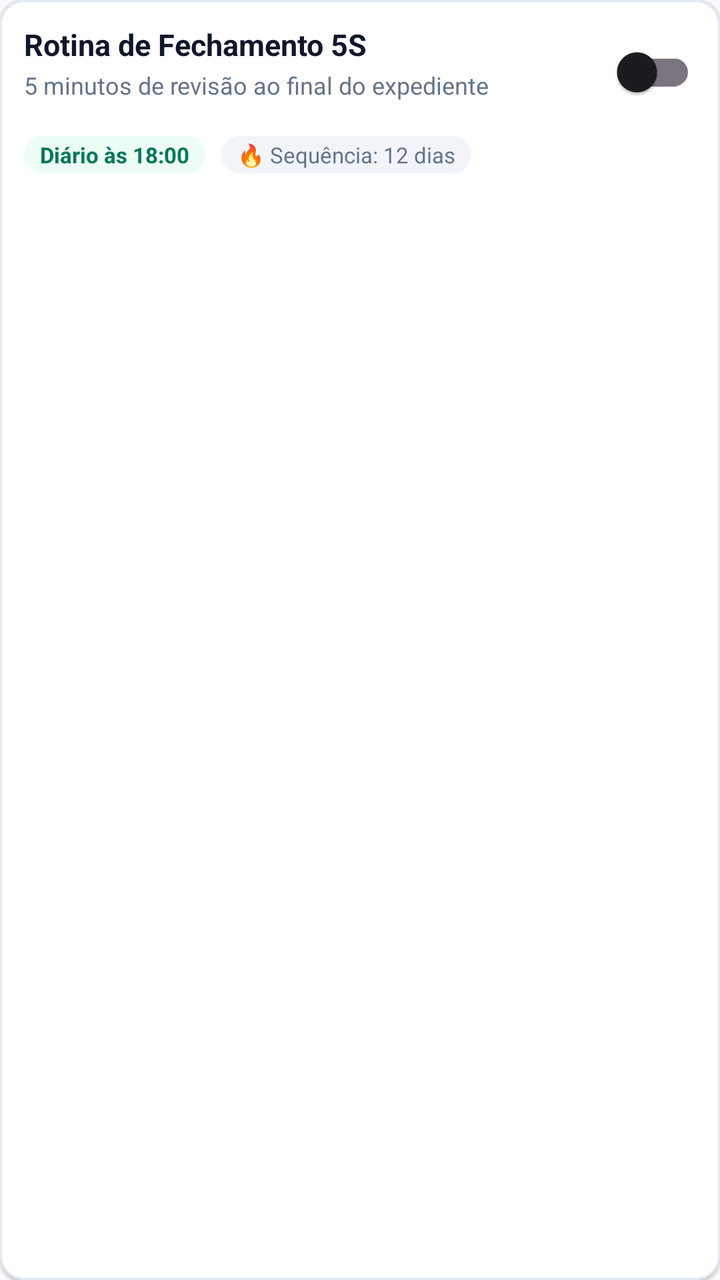
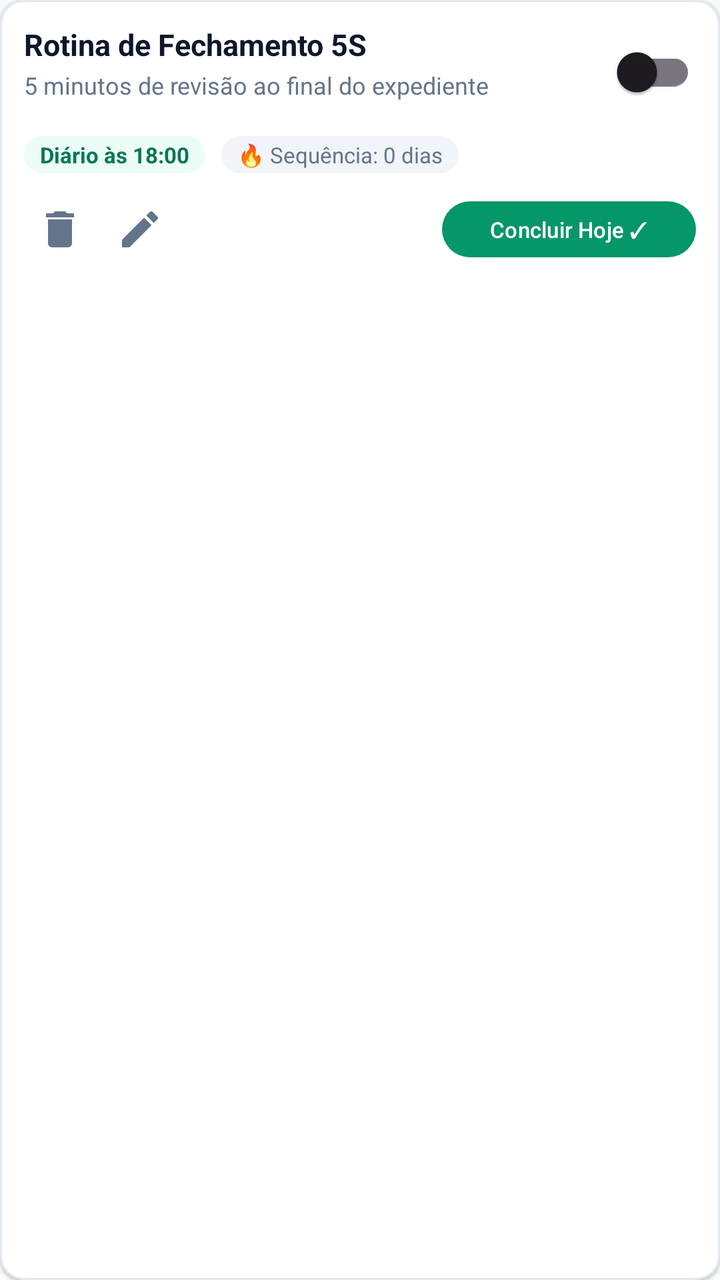

An Android layout rendered at two revisions. The XML below is the earlier revision; the diff shows what the commit changed to produce the second picture.
<!-- AndroidManifest.xml: application theme Theme.Organizer -->
<!-- res/layout/item_fives_routine.xml -->
<?xml version="1.0" encoding="utf-8"?>
<com.google.android.material.card.MaterialCardView xmlns:android="http://schemas.android.com/apk/res/android"
    xmlns:app="http://schemas.android.com/apk/res-auto"
    android:layout_width="match_parent"
    android:layout_height="wrap_content"
    android:layout_marginVertical="4dp"
    app:cardBackgroundColor="@color/surface_light"
    app:cardCornerRadius="12dp"
    app:cardElevation="1dp"
    app:strokeColor="@color/card_stroke_light"
    app:strokeWidth="1dp">

    <LinearLayout
        android:layout_width="match_parent"
        android:layout_height="wrap_content"
        android:orientation="vertical"
        android:padding="12dp">

        <RelativeLayout
            android:layout_width="match_parent"
            android:layout_height="wrap_content">

            <LinearLayout
                android:layout_width="match_parent"
                android:layout_height="wrap_content"
                android:layout_toStartOf="@id/switch_routine_enabled"
                android:orientation="vertical">

                <TextView
                    android:id="@+id/tv_routine_name"
                    android:layout_width="wrap_content"
                    android:layout_height="wrap_content"
                    android:text="Rotina de Fechamento 5S"
                    android:textColor="@color/text_primary"
                    android:textSize="15sp"
                    android:textStyle="bold" />

                <TextView
                    android:id="@+id/tv_routine_desc"
                    android:layout_width="wrap_content"
                    android:layout_height="wrap_content"
                    android:layout_marginTop="2dp"
                    android:text="5 minutos de revisão ao final do expediente"
                    android:textColor="@color/text_secondary"
                    android:textSize="12sp" />
            </LinearLayout>

            <com.google.android.material.switchmaterial.SwitchMaterial
                android:id="@+id/switch_routine_enabled"
                android:layout_width="wrap_content"
                android:layout_height="wrap_content"
                android:layout_alignParentEnd="true"
                android:layout_centerVertical="true" />
        </RelativeLayout>

        <LinearLayout
            android:layout_width="match_parent"
            android:layout_height="wrap_content"
            android:layout_marginTop="8dp"
            android:gravity="center_vertical"
            android:orientation="horizontal">

            <TextView
                android:id="@+id/tv_routine_time"
                android:layout_width="wrap_content"
                android:layout_height="wrap_content"
                android:background="@drawable/bg_pill"
                android:backgroundTint="@color/module_5s_light"
                android:paddingHorizontal="8dp"
                android:paddingVertical="2dp"
                android:text="Diário às 18:00"
                android:textColor="@color/module_5s_dark"
                android:textSize="11sp"
                android:textStyle="bold" />

            <TextView
                android:id="@+id/tv_routine_streak"
                android:layout_width="wrap_content"
                android:layout_height="wrap_content"
                android:layout_marginStart="8dp"
                android:background="@drawable/bg_pill"
                android:backgroundTint="@color/gray_100"
                android:paddingHorizontal="8dp"
                android:paddingVertical="2dp"
                android:text="🔥 Sequência: 12 dias"
                android:textColor="@color/text_secondary"
                android:textSize="11sp" />
        </LinearLayout>

    </LinearLayout>
</com.google.android.material.card.MaterialCardView>
<!-- resources referenced by this layout -->
<resources>
  <color name="card_stroke_light">#E2E8F0</color>
  <color name="gray_100">#F1F5F9</color>
  <color name="module_5s_dark">#047857</color>
  <color name="module_5s_light">#ECFDF5</color>
  <color name="surface_light">#FFFFFF</color>
  <color name="text_primary">#0F172A</color>
  <color name="text_secondary">#64748B</color>
  <!-- drawable bg_pill (drawable) -->
  <?xml version="1.0" encoding="utf-8"?>
  <shape xmlns:android="http://schemas.android.com/apk/res/android"
      android:shape="rectangle">
      <solid android:color="@color/surface_light" />
      <stroke android:width="1dp" android:color="@color/card_stroke_light" />
      <corners android:radius="24dp" />
  </shape>
  <style name="Theme.Organizer" parent="Theme.Material3.DayNight.NoActionBar">
          
          <item name="colorPrimary">@color/primary</item>
          <item name="colorOnPrimary">@color/on_primary</item>
          <item name="colorSecondary">@color/module_kanban</item>
          <item name="colorOnSecondary">@color/white</item>
          
          
          <item name="android:statusBarColor">@color/background_light</item>
          <item name="android:windowLightStatusBar">true</item>
          <item name="android:navigationBarColor">@color/background_light</item>
          <item name="android:windowLightNavigationBar">true</item>
          <item name="android:windowBackground">@color/background_light</item>
          
          
          <item name="shapeAppearanceSmallComponent">@style/ShapeAppearance.Organizer.Small</item>
          <item name="shapeAppearanceMediumComponent">@style/ShapeAppearance.Organizer.Medium</item>
          <item name="shapeAppearanceLargeComponent">@style/ShapeAppearance.Organizer.Large</item>
      </style>
  <color name="primary">#0F172A</color>
  <color name="on_primary">#FFFFFF</color>
  <color name="module_kanban">#2563EB</color>
  <color name="white">#FFFFFF</color>
  <color name="background_light">#F8FAFC</color>
  <style name="ShapeAppearance.Organizer.Small" parent="ShapeAppearance.Material3.SmallComponent">
          <item name="cornerSize">8dp</item>
      </style>
  <style name="ShapeAppearance.Organizer.Medium" parent="ShapeAppearance.Material3.MediumComponent">
          <item name="cornerSize">12dp</item>
      </style>
  <style name="ShapeAppearance.Organizer.Large" parent="ShapeAppearance.Material3.LargeComponent">
          <item name="cornerSize">16dp</item>
      </style>
</resources>

<!-- the commit's change to res/layout/item_fives_routine.xml (unified diff, before → after) -->
@@ -82,10 +82,51 @@
                 android:backgroundTint="@color/gray_100"
                 android:paddingHorizontal="8dp"
                 android:paddingVertical="2dp"
-                android:text="🔥 Sequência: 12 dias"
+                android:text="🔥 Sequência: 0 dias"
                 android:textColor="@color/text_secondary"
                 android:textSize="11sp" />
         </LinearLayout>
 
+        
+        <LinearLayout
+            android:layout_width="match_parent"
+            android:layout_height="wrap_content"
+            android:layout_marginTop="10dp"
+            android:gravity="center_vertical"
+            android:orientation="horizontal">
+
+            <ImageButton
+                android:id="@+id/btn_routine_delete"
+                android:layout_width="36dp"
+                android:layout_height="36dp"
+                android:background="?attr/selectableItemBackgroundBorderless"
+                android:contentDescription="Excluir rotina"
+                android:src="@drawable/ic_delete"
+                app:tint="@color/text_secondary" />
+
+            <ImageButton
+                android:id="@+id/btn_routine_edit"
+                android:layout_width="36dp"
+                android:layout_height="36dp"
+                android:layout_marginStart="4dp"
+                android:background="?attr/selectableItemBackgroundBorderless"
+                android:contentDescription="Editar rotina"
+                android:src="@drawable/ic_edit"
+                app:tint="@color/text_secondary" />
+
+            <View
+                android:layout_width="0dp"
+                android:layout_height="0dp"
+                android:layout_weight="1" />
+
+            <com.google.android.material.button.MaterialButton
+                android:id="@+id/btn_routine_complete"
+                android:layout_width="wrap_content"
+                android:layout_height="36dp"
+                android:text="Concluir Hoje ✓"
+                android:textSize="11sp"
+                app:backgroundTint="@color/module_5s" />
+        </LinearLayout>
+
     </LinearLayout>
 </com.google.android.material.card.MaterialCardView>
<!-- resource entries referenced after the edit -->
@@ -2,6 +2,7 @@
 <resources>
   <color name="card_stroke_light">#E2E8F0</color>
   <color name="gray_100">#F1F5F9</color>
+  <color name="module_5s">#059669</color>
   <color name="module_5s_dark">#047857</color>
   <color name="module_5s_light">#ECFDF5</color>
   <color name="surface_light">#FFFFFF</color>
@@ -15,6 +16,26 @@
       <stroke android:width="1dp" android:color="@color/card_stroke_light" />
       <corners android:radius="24dp" />
   </shape>
+  <!-- drawable ic_delete (drawable) -->
+  <vector xmlns:android="http://schemas.android.com/apk/res/android"
+      android:width="24dp"
+      android:height="24dp"
+      android:viewportWidth="24"
+      android:viewportHeight="24">
+      <path
+          android:fillColor="#EF4444"
+          android:pathData="M6,19c0,1.1 0.9,2 2,2h8c1.1,0 2,-0.9 2,-2V7H6v12zM19,4h-3.5l-1,-1h-5l-1,1H5v2h14V4z" />
+  </vector>
+  <!-- drawable ic_edit (drawable) -->
+  <vector xmlns:android="http://schemas.android.com/apk/res/android"
+      android:width="24dp"
+      android:height="24dp"
+      android:viewportWidth="24"
+      android:viewportHeight="24">
+      <path
+          android:fillColor="#64748B"
+          android:pathData="M3,17.25V21h3.75L17.81,9.94l-3.75,-3.75L3,17.25zM20.71,7.04c0.39,-0.39 0.39,-1.02 0,-1.41l-2.34,-2.34c-0.39,-0.39 -1.02,-0.39 -1.41,0l-1.83,1.83 3.75,3.75 1.83,-1.83z" />
+  </vector>
   <style name="Theme.Organizer" parent="Theme.Material3.DayNight.NoActionBar">
           
           <item name="colorPrimary">@color/primary</item>
